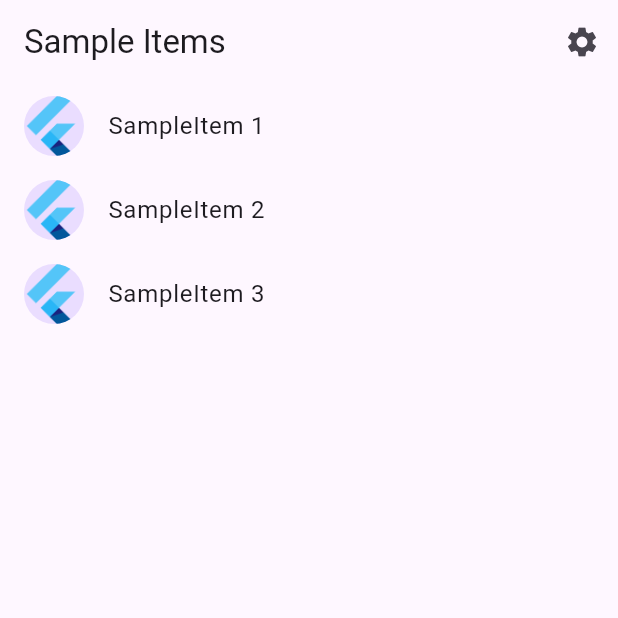
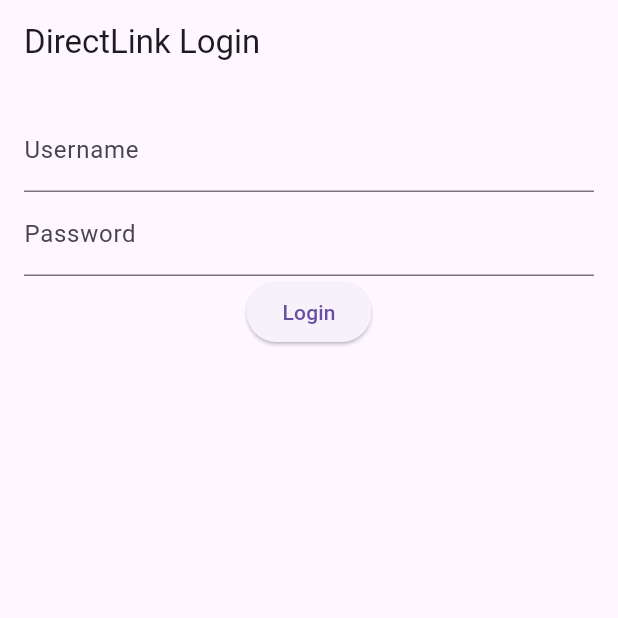
Before and after one commit to ChairBorn/DirectLink, a Flutter app: the screen it shows after launch, on a phone screen of 412 x 824 dp, the top half of it. Run offline on Flutter 3.47's test engine with Material 3 defaults, Android fonts, the phone set to English and light mode, and no system bars; our stand-ins replace flutter_secure_storage; generated files the repository leaves out were written again.

Commit message:
add dart files
Signed-off-by: ChairBorn <mysakyuriy@gmail.com>

```diff
--- a/directlink_mobile_app/lib/main.dart
+++ b/directlink_mobile_app/lib/main.dart
@@ -3,18 +3,28 @@
 import 'src/app.dart';
 import 'src/settings/settings_controller.dart';
 import 'src/settings/settings_service.dart';
+import 'package:flutter/material.dart';
+import 'package:provider/provider.dart';
+import 'services/api_service.dart';
+import 'screens/video_feed.dart';
+import 'screens/login.dart';
 
-void main() async {
-  // Set up the SettingsController, which will glue user settings to multiple
-  // Flutter Widgets.
-  final settingsController = SettingsController(SettingsService());
+void main() {
+  runApp(DirectLinkApp());
+}
 
-  // Load the user's preferred theme while the splash screen is displayed.
-  // This prevents a sudden theme change when the app is first displayed.
-  await settingsController.loadSettings();
-
-  // Run the app and pass in the SettingsController. The app listens to the
-  // SettingsController for changes, then passes it further down to the
-  // SettingsView.
-  runApp(MyApp(settingsController: settingsController));
+class DirectLinkApp extends StatelessWidget {
+  @override
+  Widget build(BuildContext context) {
+    return MaterialApp(
+      title: 'DirectLink',
+      theme: ThemeData(
+        primarySwatch: Colors.blue,
+      ),
+      home: LoginScreen(),
+      routes: {
+        '/feed': (context) => VideoFeed(),
+      },
+    );
+  }
 }
--- /dev/null
+++ b/directlink_mobile_app/lib/screens/login.dart
@@ -0,0 +1,51 @@
+import 'package:flutter/material.dart';
+import '../services/api_service.dart';
+
+class LoginScreen extends StatefulWidget {
+  @override
+  _LoginScreenState createState() => _LoginScreenState();
+}
+
+class _LoginScreenState extends State<LoginScreen> {
+  final ApiService apiService = ApiService();
+  final TextEditingController usernameController = TextEditingController();
+  final TextEditingController passwordController = TextEditingController();
+
+  void login() async {
+    bool success = await apiService.login(
+      usernameController.text,
+      passwordController.text,
+    );
+    if (success) {
+      Navigator.pushReplacementNamed(context, '/feed');
+    } else {
+      // Show error
+      ScaffoldMessenger.of(context).showSnackBar(
+        SnackBar(content: Text('Login Failed')),
+      );
+    }
+  }
+
+  @override
+  Widget build(BuildContext context) {
+    return Scaffold(
+        appBar: AppBar(
+          title: Text('DirectLink Login'),
+        ),
+        body: Padding(
+          padding: EdgeInsets.all(16.0),
+          child: Column(children: [
+            TextField(
+              controller: usernameController,
+              decoration: InputDecoration(labelText: 'Username'),
+            ),
+            TextField(
+              controller: passwordController,
+              decoration: InputDecoration(labelText: 'Password'),
+              obscureText: true,
+            ),
+            ElevatedButton(onPressed: login, child: Text('Login')),
+          ]),
+        ));
+  }
+}
--- a/directlink_mobile_app/pubspec.yaml
+++ b/directlink_mobile_app/pubspec.yaml
@@ -1,5 +1,5 @@
 name: directlink_mobile_app
-description: "A new Flutter project."
+description: "DirectLink Open Tik."
 
 # Prevent accidental publishing to pub.dev.
 publish_to: 'none'
```
Also changed, not shown: directlink_mobile_app/lib/screens/video_feed.dart (added, +58 -0 lines), directlink_mobile_app/lib/services/api_service.dart (added, +47 -0 lines).
